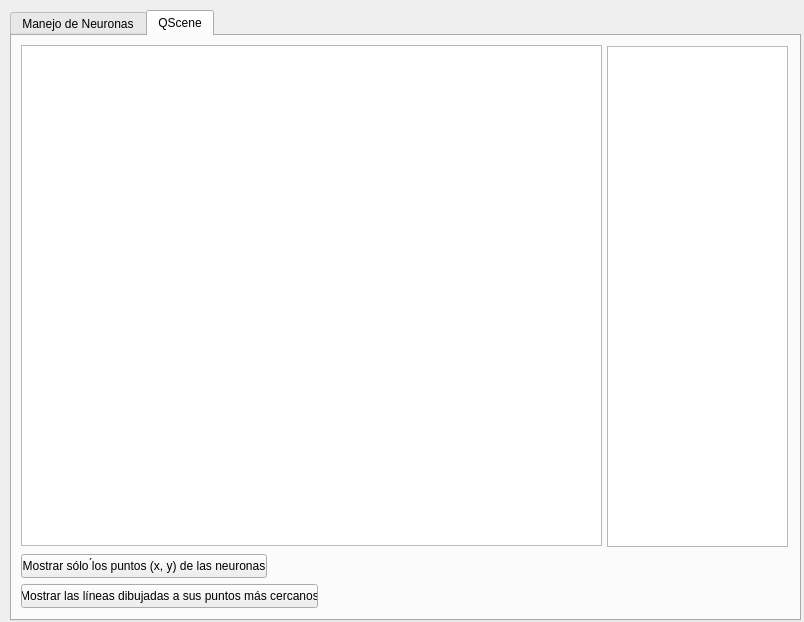
Qt form widget.ui (JosueRobles/Actividad13_SA) before a commit.
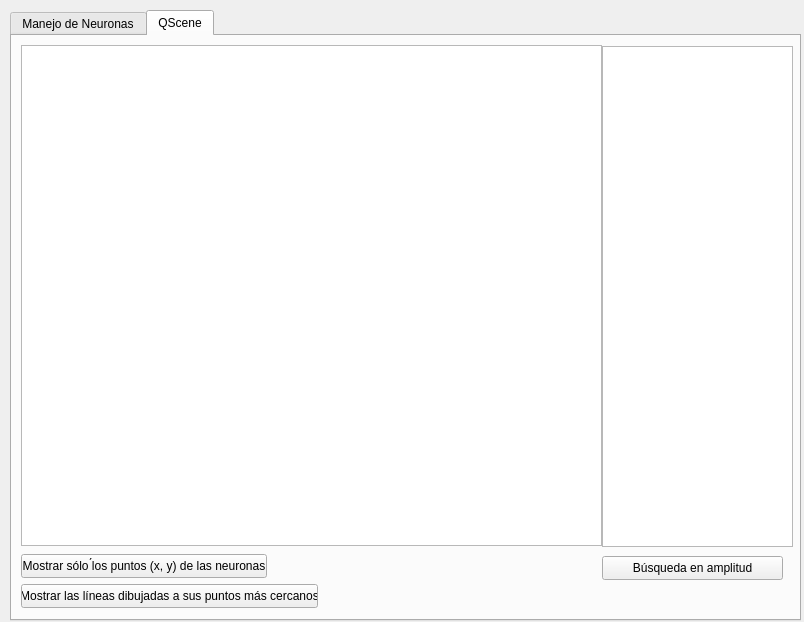
The same form after that commit.

Diff of the .ui file:
```diff
--- a/widget.ui
+++ b/widget.ui
@@ -203,16 +203,29 @@
       <string>Mostrar las líneas dibujadas a sus puntos más cercanos</string>
      </property>
     </widget>
-    <widget class="QTableView" name="tableAdy">
+    <widget class="QPlainTextEdit" name="plainTextEdit">
      <property name="geometry">
       <rect>
-       <x>595</x>
+       <x>590</x>
        <y>10</y>
-       <width>181</width>
+       <width>191</width>
        <height>501</height>
       </rect>
      </property>
     </widget>
+    <widget class="QPushButton" name="busquedaAmplitud">
+     <property name="geometry">
+      <rect>
+       <x>590</x>
+       <y>520</y>
+       <width>181</width>
+       <height>24</height>
+      </rect>
+     </property>
+     <property name="text">
+      <string>Búsqueda en amplitud</string>
+     </property>
+    </widget>
    </widget>
   </widget>
  </widget>
```
